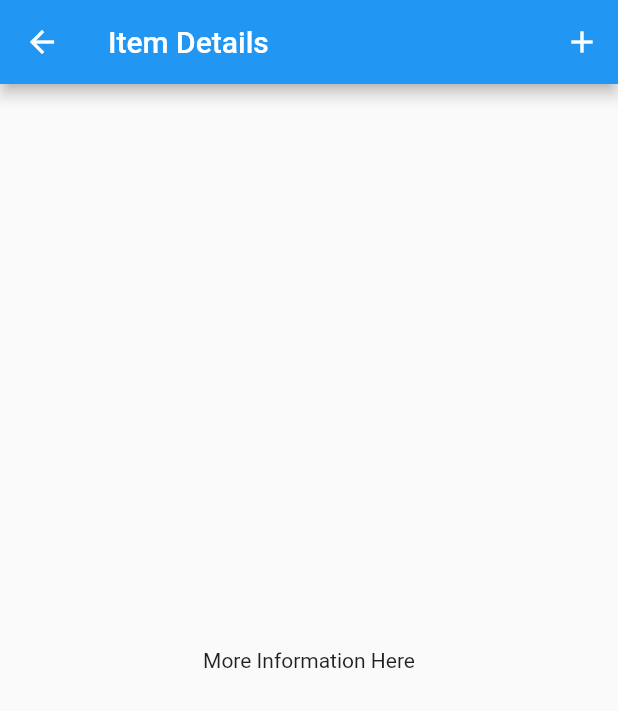
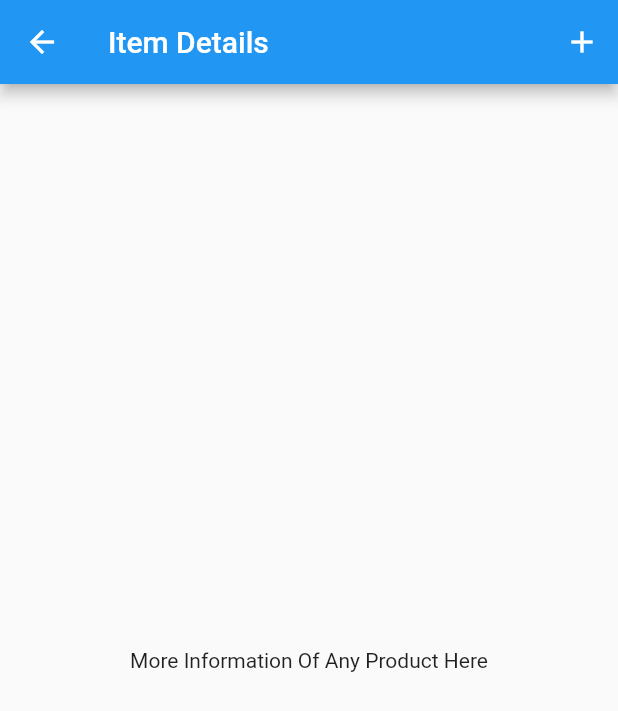
Before and after one commit to 91priyansh/explore-branches, a Flutter app: the SampleItemDetailsView screen opened by its route, on a phone screen of 412 x 824 dp. Shown: the top 711 px of the screen. Run offline on Flutter 3.47's test engine with Material 2 defaults, Android fonts, the phone set to English and light mode, and no system bars; generated files the repository leaves out were written again.

Commit message:
added product title message

```diff
--- a/lib/src/sample_feature/sample_item_details_view.dart
+++ b/lib/src/sample_feature/sample_item_details_view.dart
@@ -20,7 +20,7 @@ class SampleItemDetailsView extends StatelessWidget {
         title: const Text('Item Details'),
       ),
       body: const Center(
-        child: Text('More Information Here'),
+        child: Text('More Information Of Any Product Here'),
       ),
     );
   }
```
